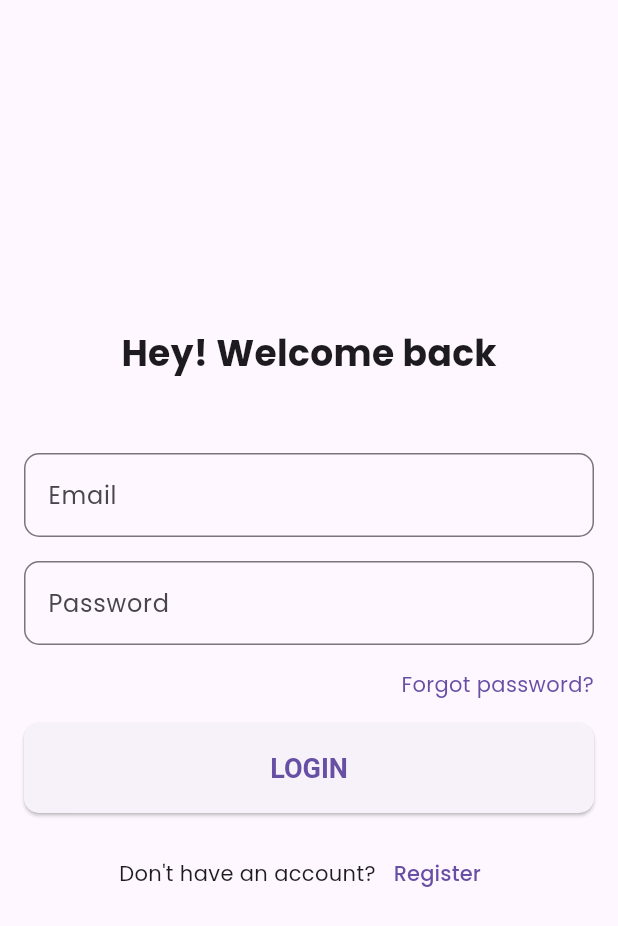
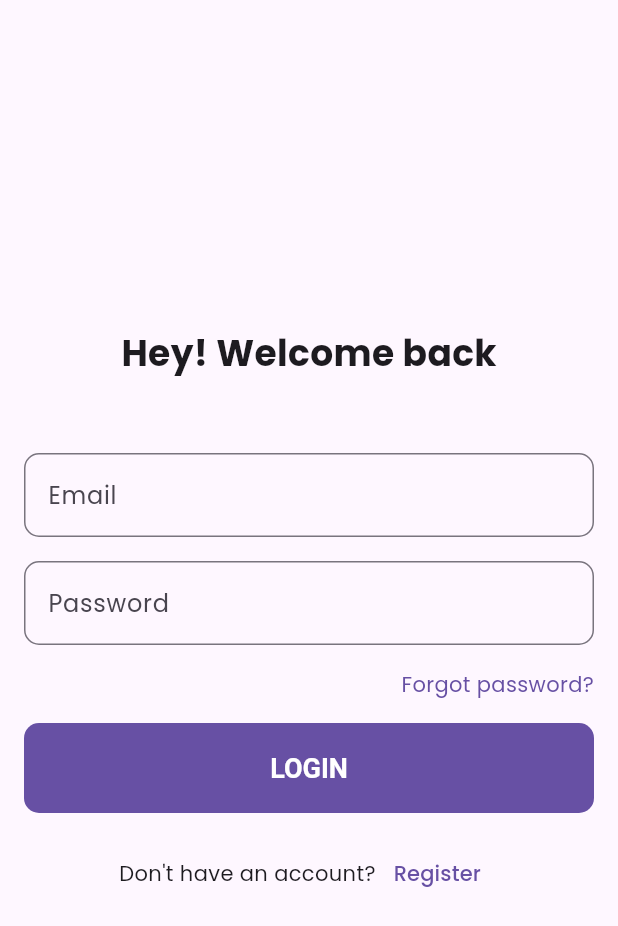
Before and after one commit to chauhan2b/news_app, a Flutter app: the screen it shows after launch, on a phone screen of 412 x 824 dp. Shown: the top 926 px of the screen. Run offline on Flutter 3.47's test engine with Material 3 defaults, Android fonts, the phone set to English and light mode, and no system bars; drawn by our look-alikes of dynamic_color, flutter_form_builder; our stand-ins replace cloud_firestore, firebase_auth, firebase_core, flutter_riverpod, form_builder_validators, freezed_annotation and 7 more; accounts and stored records are empty; generated files the repository leaves out were written again.

Commit message:
Make login button stand out more

```diff
--- a/lib/screens/auth/login_screen.dart
+++ b/lib/screens/auth/login_screen.dart
@@ -139,7 +139,7 @@ class LoginScreen extends ConsumerWidget {
                   const SizedBox(height: 16.0),
                   authController.isLoading
                       ? const Center(child: CircularProgressIndicator())
-                      : ElevatedButton(
+                      : FilledButton(
                           onPressed: () => isRegister ? register() : signIn(),
                           style: ButtonStyle(
                             shape: MaterialStateProperty.all(
```
